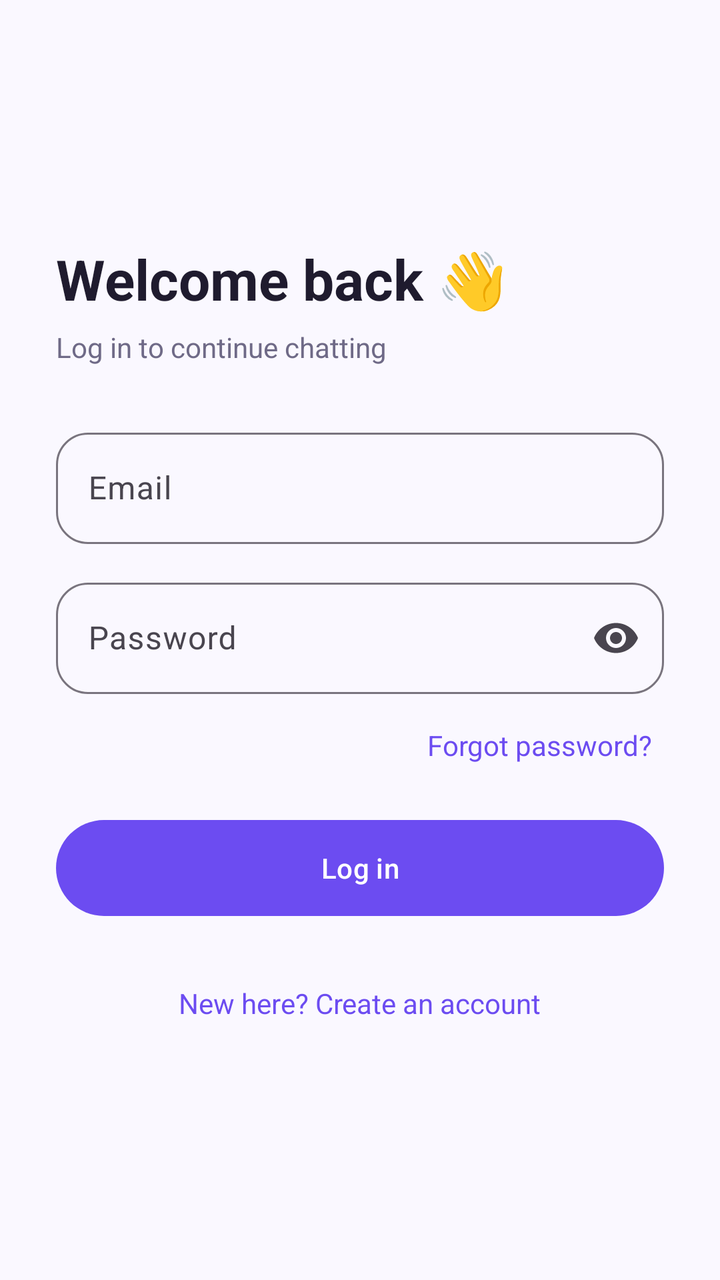
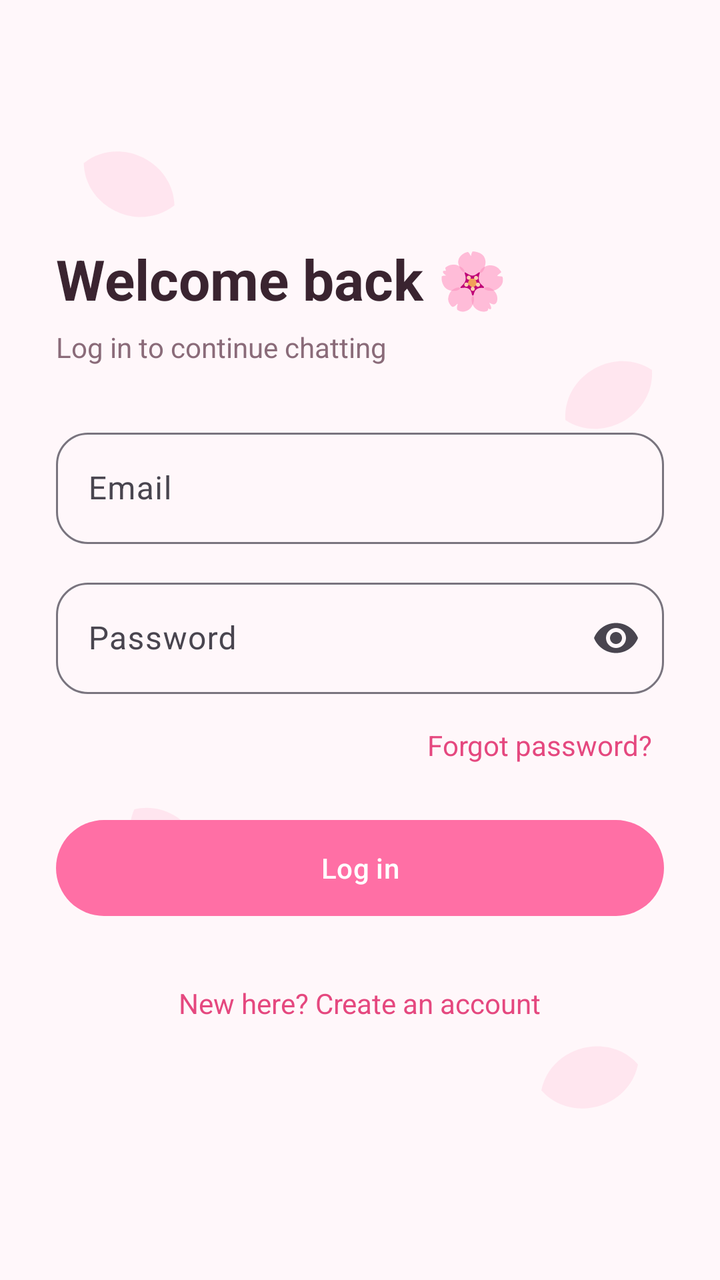

Compare the two renders of this Android layout. The source of the first and the diff that turns it into the second are given below.
<!-- AndroidManifest.xml: application theme Theme.PulseChat -->
<!-- res/layout/activity_login.xml -->
<?xml version="1.0" encoding="utf-8"?>
<ScrollView xmlns:android="http://schemas.android.com/apk/res/android"
    xmlns:app="http://schemas.android.com/apk/res-auto"
    android:layout_width="match_parent" android:layout_height="match_parent"
    android:fillViewport="true">

    <LinearLayout android:layout_width="match_parent" android:layout_height="wrap_content"
        android:orientation="vertical" android:padding="28dp" android:gravity="center_vertical">

        <TextView android:layout_width="wrap_content" android:layout_height="wrap_content"
            android:text="Welcome back 👋" android:textColor="@color/text_primary"
            android:textSize="28sp" android:textStyle="bold" />
        <TextView android:layout_width="wrap_content" android:layout_height="wrap_content"
            android:layout_marginTop="6dp" android:layout_marginBottom="28dp"
            android:text="Log in to continue chatting" android:textColor="@color/text_secondary" />

        <com.google.android.material.textfield.TextInputLayout
            style="@style/Widget.Material3.TextInputLayout.OutlinedBox"
            android:layout_width="match_parent" android:layout_height="wrap_content"
            android:hint="Email" app:boxCornerRadiusTopStart="16dp" app:boxCornerRadiusTopEnd="16dp"
            app:boxCornerRadiusBottomStart="16dp" app:boxCornerRadiusBottomEnd="16dp">
            <com.google.android.material.textfield.TextInputEditText android:id="@+id/etEmail"
                android:layout_width="match_parent" android:layout_height="wrap_content"
                android:inputType="textEmailAddress" />
        </com.google.android.material.textfield.TextInputLayout>

        <com.google.android.material.textfield.TextInputLayout
            style="@style/Widget.Material3.TextInputLayout.OutlinedBox"
            android:layout_width="match_parent" android:layout_height="wrap_content"
            android:layout_marginTop="14dp" android:hint="Password"
            app:endIconMode="password_toggle" app:boxCornerRadiusTopStart="16dp"
            app:boxCornerRadiusTopEnd="16dp" app:boxCornerRadiusBottomStart="16dp"
            app:boxCornerRadiusBottomEnd="16dp">
            <com.google.android.material.textfield.TextInputEditText android:id="@+id/etPassword"
                android:layout_width="match_parent" android:layout_height="wrap_content"
                android:inputType="textPassword" />
        </com.google.android.material.textfield.TextInputLayout>

        <TextView android:id="@+id/tvForgot" android:layout_width="wrap_content"
            android:layout_height="wrap_content" android:layout_gravity="end"
            android:layout_marginTop="10dp" android:padding="6dp"
            android:text="Forgot password?" android:textColor="@color/violet" />

        <com.google.android.material.button.MaterialButton android:id="@+id/btnLogin"
            android:layout_width="match_parent" android:layout_height="56dp"
            android:layout_marginTop="18dp" android:text="Log in"
            app:cornerRadius="28dp" />

        <ProgressBar android:id="@+id/progress" android:layout_width="wrap_content"
            android:layout_height="wrap_content" android:layout_gravity="center"
            android:layout_marginTop="14dp" android:visibility="gone" />

        <TextView android:id="@+id/tvRegister" android:layout_width="wrap_content"
            android:layout_height="wrap_content" android:layout_gravity="center"
            android:layout_marginTop="22dp" android:padding="8dp"
            android:text="New here? Create an account" android:textColor="@color/violet" />
    </LinearLayout>
</ScrollView>
<!-- resources referenced by this layout -->
<resources>
  <color name="text_primary">#1F1B2E</color>
  <color name="text_secondary">#6F6A87</color>
  <color name="violet">#6C4CF1</color>
  <style name="Theme.PulseChat" parent="Theme.Material3.Light.NoActionBar">
          <item name="colorPrimary">@color/violet</item>
          <item name="colorOnPrimary">@color/white</item>
          <item name="colorPrimaryContainer">@color/lavender</item>
          <item name="colorSurface">@color/white</item>
          <item name="android:windowBackground">@color/bg</item>
          <item name="android:statusBarColor">@color/bg</item>
          <item name="android:windowLightStatusBar">true</item>
      </style>
  <color name="white">#FFFFFF</color>
  <color name="lavender">#EFEAFE</color>
  <color name="bg">#FAF8FF</color>
</resources>

<!-- the commit's change to res/layout/activity_login.xml (unified diff, before → after) -->
@@ -1,36 +1,28 @@
 <?xml version="1.0" encoding="utf-8"?>
-<ScrollView xmlns:android="http://schemas.android.com/apk/res/android"
-    xmlns:app="http://schemas.android.com/apk/res-auto"
+<ScrollView xmlns:android="http://schemas.android.com/apk/res/android" xmlns:app="http://schemas.android.com/apk/res-auto"
     android:layout_width="match_parent" android:layout_height="match_parent"
-    android:fillViewport="true">
+    android:background="@drawable/bg_petals" android:fillViewport="true">
 
     <LinearLayout android:layout_width="match_parent" android:layout_height="wrap_content"
         android:orientation="vertical" android:padding="28dp" android:gravity="center_vertical">
 
         <TextView android:layout_width="wrap_content" android:layout_height="wrap_content"
-            android:text="Welcome back 👋" android:textColor="@color/text_primary"
+            android:text="Welcome back 🌸" android:textColor="@color/text_primary"
             android:textSize="28sp" android:textStyle="bold" />
         <TextView android:layout_width="wrap_content" android:layout_height="wrap_content"
             android:layout_marginTop="6dp" android:layout_marginBottom="28dp"
             android:text="Log in to continue chatting" android:textColor="@color/text_secondary" />
 
-        <com.google.android.material.textfield.TextInputLayout
-            style="@style/Widget.Material3.TextInputLayout.OutlinedBox"
-            android:layout_width="match_parent" android:layout_height="wrap_content"
-            android:hint="Email" app:boxCornerRadiusTopStart="16dp" app:boxCornerRadiusTopEnd="16dp"
-            app:boxCornerRadiusBottomStart="16dp" app:boxCornerRadiusBottomEnd="16dp">
+        <com.google.android.material.textfield.TextInputLayout style="@style/Widget.Material3.TextInputLayout.OutlinedBox" app:boxCornerRadiusTopStart="16dp" app:boxCornerRadiusTopEnd="16dp" app:boxCornerRadiusBottomStart="16dp" app:boxCornerRadiusBottomEnd="16dp"
+            android:layout_width="match_parent" android:layout_height="wrap_content" android:hint="Email">
             <com.google.android.material.textfield.TextInputEditText android:id="@+id/etEmail"
                 android:layout_width="match_parent" android:layout_height="wrap_content"
                 android:inputType="textEmailAddress" />
         </com.google.android.material.textfield.TextInputLayout>
 
-        <com.google.android.material.textfield.TextInputLayout
-            style="@style/Widget.Material3.TextInputLayout.OutlinedBox"
+        <com.google.android.material.textfield.TextInputLayout style="@style/Widget.Material3.TextInputLayout.OutlinedBox" app:boxCornerRadiusTopStart="16dp" app:boxCornerRadiusTopEnd="16dp" app:boxCornerRadiusBottomStart="16dp" app:boxCornerRadiusBottomEnd="16dp"
             android:layout_width="match_parent" android:layout_height="wrap_content"
-            android:layout_marginTop="14dp" android:hint="Password"
-            app:endIconMode="password_toggle" app:boxCornerRadiusTopStart="16dp"
-            app:boxCornerRadiusTopEnd="16dp" app:boxCornerRadiusBottomStart="16dp"
-            app:boxCornerRadiusBottomEnd="16dp">
+            android:layout_marginTop="14dp" android:hint="Password" app:endIconMode="password_toggle">
             <com.google.android.material.textfield.TextInputEditText android:id="@+id/etPassword"
                 android:layout_width="match_parent" android:layout_height="wrap_content"
                 android:inputType="textPassword" />
@@ -39,12 +31,11 @@
         <TextView android:id="@+id/tvForgot" android:layout_width="wrap_content"
             android:layout_height="wrap_content" android:layout_gravity="end"
             android:layout_marginTop="10dp" android:padding="6dp"
-            android:text="Forgot password?" android:textColor="@color/violet" />
+            android:text="Forgot password?" android:textColor="@color/violet_dark" />
 
         <com.google.android.material.button.MaterialButton android:id="@+id/btnLogin"
             android:layout_width="match_parent" android:layout_height="56dp"
-            android:layout_marginTop="18dp" android:text="Log in"
-            app:cornerRadius="28dp" />
+            android:layout_marginTop="18dp" android:text="Log in" app:cornerRadius="28dp" />
 
         <ProgressBar android:id="@+id/progress" android:layout_width="wrap_content"
             android:layout_height="wrap_content" android:layout_gravity="center"
@@ -53,6 +44,6 @@
         <TextView android:id="@+id/tvRegister" android:layout_width="wrap_content"
             android:layout_height="wrap_content" android:layout_gravity="center"
             android:layout_marginTop="22dp" android:padding="8dp"
-            android:text="New here? Create an account" android:textColor="@color/violet" />
+            android:text="New here? Create an account" android:textColor="@color/violet_dark" />
     </LinearLayout>
 </ScrollView>
<!-- resource entries referenced after the edit -->
@@ -1,8 +1,26 @@
 <!-- resources referenced by this layout -->
 <resources>
-  <color name="text_primary">#1F1B2E</color>
-  <color name="text_secondary">#6F6A87</color>
-  <color name="violet">#6C4CF1</color>
+  <color name="text_primary">#3A2430</color>
+  <color name="text_secondary">#8A6B79</color>
+  <color name="violet_dark">#E5487F</color>
+  <!-- drawable bg_petals (drawable) -->
+  <vector xmlns:android="http://schemas.android.com/apk/res/android"
+      android:width="360dp" android:height="640dp"
+      android:viewportWidth="360" android:viewportHeight="640">
+      <group android:rotation="25" android:pivotX="60" android:pivotY="90">
+          <path android:fillColor="#33FF9EC1" android:pathData="M40,90 C50,70 80,70 90,90 C80,110 50,110 40,90z" />
+      </group>
+      <group android:rotation="-30" android:pivotX="300" android:pivotY="200">
+          <path android:fillColor="#40FFB3CF" android:pathData="M280,200 C290,180 320,180 330,200 C320,220 290,220 280,200z" />
+      </group>
+      <group android:rotation="50" android:pivotX="80" android:pivotY="420">
+          <path android:fillColor="#33FF9EC1" android:pathData="M60,420 C70,400 100,400 110,420 C100,440 70,440 60,420z" />
+      </group>
+      <group android:rotation="-15" android:pivotX="290" android:pivotY="540">
+          <path android:fillColor="#40FFB3CF" android:pathData="M270,540 C280,520 310,520 320,540 C310,560 280,560 270,540z" />
+      </group>
+  </vector>
+  <color name="violet">#FF6FA5</color>
   <style name="Theme.PulseChat" parent="Theme.Material3.Light.NoActionBar">
           <item name="colorPrimary">@color/violet</item>
           <item name="colorOnPrimary">@color/white</item>
@@ -11,9 +29,21 @@
           <item name="android:windowBackground">@color/bg</item>
           <item name="android:statusBarColor">@color/bg</item>
           <item name="android:windowLightStatusBar">true</item>
+          <item name="bottomNavigationStyle">@style/Widget.Sakura.BottomNav</item>
       </style>
   <color name="white">#FFFFFF</color>
-  <color name="lavender">#EFEAFE</color>
-  <color name="bg">#FAF8FF</color>
+  <color name="lavender">#FFE6EF</color>
+  <color name="bg">#FFF7FA</color>
+  <style name="Widget.Sakura.BottomNav" parent="Widget.Material3.BottomNavigationView">
+          <item name="android:background">@color/white</item>
+          <item name="itemIconTint">@color/nav_item</item>
+          <item name="itemTextColor">@color/nav_item</item>
+          <item name="itemActiveIndicatorStyle">@style/Sakura.NavIndicator</item>
+          <item name="elevation">10dp</item>
+      </style>
+  <style name="Sakura.NavIndicator" parent="Widget.Material3.BottomNavigationView.ActiveIndicator">
+          <item name="android:color">@color/lavender_mid</item>
+      </style>
+  <color name="lavender_mid">#FFC7DA</color>
 </resources>
 
